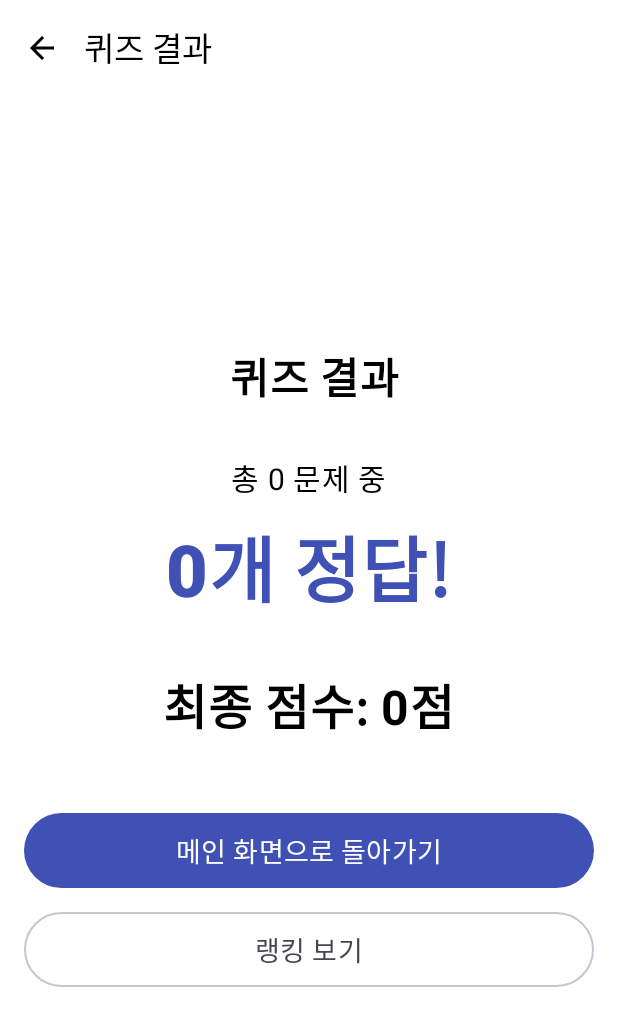
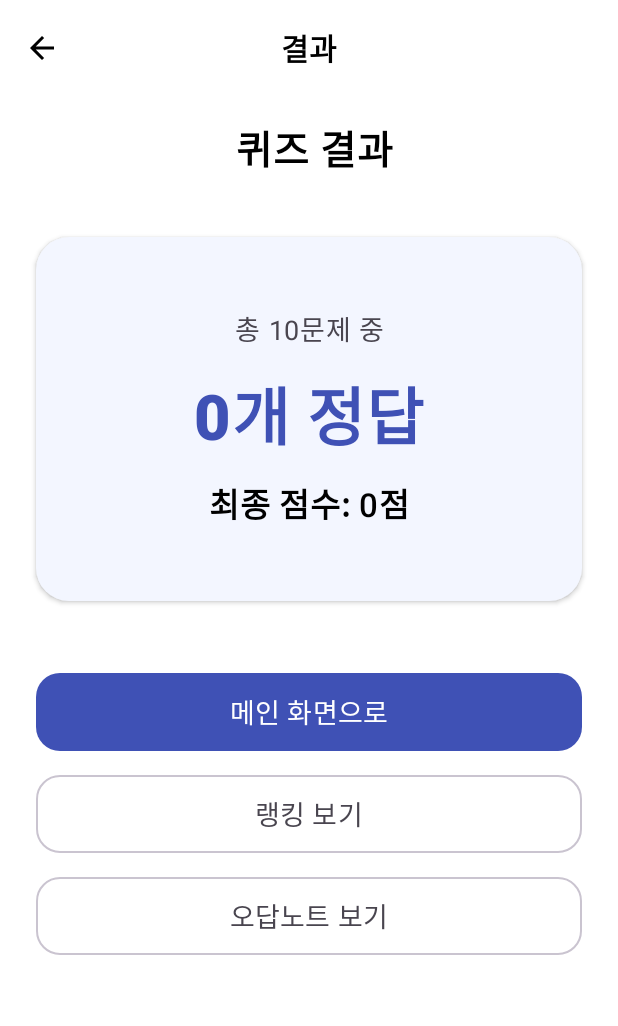
Before and after one commit to subeeen/MobileSoftware_QuizApp, an Android app built with Jetpack Compose: the composable ResultScreen called with empty values, on a phone screen of 412 x 824 dp. Shown: the top 1026 px of the screen. Run offline under Robolectric (Android 15) with nearby library versions, the phone set to English and light mode, and no system bars.

Commit message:
결과 화면 design 변경, 오답노트 보기 버튼 추가

```diff
--- a/app/src/main/java/com/example/quizapp/navigation/NavGraph.kt
+++ b/app/src/main/java/com/example/quizapp/navigation/NavGraph.kt
@@ -74,6 +74,9 @@ fun NavGraph(
                 },
                 onNavigateToRanking = {
                     navController.navigate("ranking")
+                },
+                onNavigateToWrongNote = {
+                    navController.navigate("wrong_note")
                 }
             )
         }
--- a/app/src/main/java/com/example/quizapp/ui/result/ResultScreen.kt
+++ b/app/src/main/java/com/example/quizapp/ui/result/ResultScreen.kt
@@ -1,6 +1,7 @@
 package com.example.quizapp.ui.result
 
 import androidx.compose.foundation.layout.*
+import androidx.compose.foundation.shape.RoundedCornerShape
 import androidx.compose.material3.*
 import androidx.compose.runtime.Composable
 import androidx.compose.ui.Alignment
@@ -10,7 +11,8 @@ import androidx.compose.ui.unit.dp
 import androidx.compose.ui.unit.sp
 import androidx.compose.material.icons.Icons
 import androidx.compose.material.icons.automirrored.filled.ArrowBack
-import androidx.compose.material3.IconButton
+import androidx.compose.ui.graphics.Color
+import androidx.compose.ui.text.style.TextAlign
 import com.example.quizapp.data.AllQuizzes
 
 @OptIn(ExperimentalMaterial3Api::class)
@@ -19,80 +21,142 @@ fun ResultScreen(
     quizSubject: String,
     finalScore: Int,
     onNavigateToMain: () -> Unit,
-    onNavigateToRanking: () -> Unit
+    onNavigateToRanking: () -> Unit,
+    onNavigateToWrongNote: () -> Unit
 ) {
     val totalQuestions = AllQuizzes.filter { it.subject == quizSubject }.size
     val correctAnswers = finalScore / 10
 
     Scaffold(
         topBar = {
-            TopAppBar(
-                title = { Text(text = "퀴즈 결과") },
+            CenterAlignedTopAppBar(
+                title = {
+                    Text(
+                        "결과",
+                        fontSize = 20.sp,
+                        fontWeight = FontWeight.SemiBold
+                    )
+                },
                 navigationIcon = {
                     IconButton(onClick = onNavigateToMain) {
                         Icon(
                             imageVector = Icons.AutoMirrored.Filled.ArrowBack,
-                            contentDescription = "메인 화면으로"
+                            contentDescription = "뒤로 가기"
                         )
                     }
                 }
             )
         }
     ) { paddingValues ->
+
         Column(
             modifier = Modifier
                 .fillMaxSize()
                 .padding(paddingValues)
-                .padding(16.dp),
-            horizontalAlignment = Alignment.CenterHorizontally,
-            verticalArrangement = Arrangement.Center
+                .padding(horizontal = 24.dp),
+            horizontalAlignment = Alignment.CenterHorizontally
         ) {
+
+            Spacer(modifier = Modifier.height(15.dp))
+
             Text(
                 text = "$quizSubject 퀴즈 결과",
-                fontSize = 28.sp,
-                fontWeight = FontWeight.Bold,
-                modifier = Modifier.padding(bottom = 32.dp)
+                fontSize = 26.sp,
+                fontWeight = FontWeight.Bold
             )
 
+            Spacer(modifier = Modifier.height(40.dp))
+
+            // 정답 수 카드
+            Card(
+                modifier = Modifier
+                    .fillMaxWidth(),
+                shape = RoundedCornerShape(22.dp),
+                colors = CardDefaults.cardColors(
+                    containerColor = Color(0xFFF3F6FF)
+                ),
+                elevation = CardDefaults.cardElevation(2.dp)
+            ) {
+                Column(
+                    modifier = Modifier
+                        .padding(vertical = 48.dp)
+                        .fillMaxWidth(),
+                    horizontalAlignment = Alignment.CenterHorizontally
+                ) {
+
                     Text(
-                text = "총 ${totalQuestions} 문제 중",
-                fontSize = 20.sp,
-                modifier = Modifier.padding(bottom = 8.dp)
+                        text = "총 10문제 중",
+                        fontSize = 18.sp,
+                        color = MaterialTheme.colorScheme.onSurfaceVariant,
+                        modifier = Modifier.fillMaxWidth(),
+                        textAlign = TextAlign.Center
                     )
 
+                    Spacer(modifier = Modifier.height(12.dp))
+
                     Text(
-                text = "${correctAnswers}개 정답!",
-                fontSize = 48.sp,
+                        text = "${correctAnswers}개 정답",
+                        fontSize = 42.sp,
                         fontWeight = FontWeight.ExtraBold,
                         color = MaterialTheme.colorScheme.primary,
-                modifier = Modifier.padding(bottom = 32.dp)
+                        modifier = Modifier.fillMaxWidth(),
+                        textAlign = TextAlign.Center
                     )
+
+                    Spacer(modifier = Modifier.height(12.dp))
 
                     Text(
                         text = "최종 점수: ${finalScore}점",
-                fontSize = 32.sp,
-                fontWeight = FontWeight.Bold,
-                modifier = Modifier.padding(bottom = 48.dp)
+                        fontSize = 22.sp,
+                        fontWeight = FontWeight.SemiBold,
+                        color = MaterialTheme.colorScheme.onSurface,
+                        modifier = Modifier.fillMaxWidth(),
+                        textAlign = TextAlign.Center
                     )
+                }
+            }
 
+
+            Spacer(modifier = Modifier.height(48.dp))
+
+            // 메인으로
             Button(
                 onClick = onNavigateToMain,
                 modifier = Modifier
                     .fillMaxWidth()
-                    .height(50.dp)
+                    .height(52.dp),
+                shape = RoundedCornerShape(16.dp)
             ) {
-                Text("메인 화면으로 돌아가기", fontSize = 18.sp)
+                Text("메인 화면으로", fontSize = 18.sp)
             }
+
             Spacer(modifier = Modifier.height(16.dp))
 
+            // 랭킹으로 이동
             OutlinedButton(
                 onClick = onNavigateToRanking,
                 modifier = Modifier
                     .fillMaxWidth()
-                    .height(50.dp)
+                    .height(52.dp),
+                shape = RoundedCornerShape(16.dp)
             ) {
                 Text("랭킹 보기", fontSize = 18.sp)
             }
+
+            Spacer(modifier = Modifier.height(16.dp))
+
+            // 오답노트 보기
+            OutlinedButton(
+                onClick = onNavigateToWrongNote,
+                modifier = Modifier
+                    .fillMaxWidth()
+                    .height(52.dp),
+                shape = RoundedCornerShape(16.dp)
+            ) {
+                Text("오답노트 보기", fontSize = 18.sp)
+            }
+
+            Spacer(modifier = Modifier.height(10.dp))
         }
     }
 }
```
Lines whose indentation alone changed are shown as unchanged.
